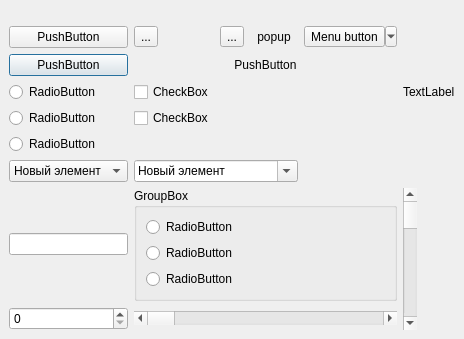
The window that src/plugins/stylesheeteditor/teststylesform.ui (silvansky/Contacts) describes before a commit, drawn with Qt 5.
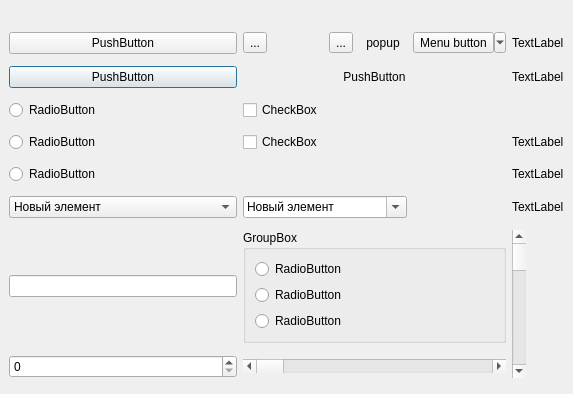
The same window after the commit. Icons and pictures are not drawn.

What changed in the file:
```diff
--- a/src/plugins/stylesheeteditor/teststylesform.ui
+++ b/src/plugins/stylesheeteditor/teststylesform.ui
@@ -6,8 +6,8 @@
    <rect>
     <x>0</x>
     <y>0</y>
-    <width>429</width>
-    <height>329</height>
+    <width>573</width>
+    <height>394</height>
    </rect>
   </property>
   <property name="windowTitle">
@@ -128,7 +128,10 @@
       <item row="2" column="5">
        <widget class="QLabel" name="label">
         <property name="text">
-         <string>TextLabel</string>
+         <string/>
+        </property>
+        <property name="pixmap">
+         <pixmap resource="qtgradienteditor/qtgradienteditor.qrc">:/trolltech/qtgradienteditor/images/logo225x90.gif</pixmap>
         </property>
        </widget>
       </item>
@@ -299,6 +302,41 @@
         </property>
        </widget>
       </item>
+      <item row="3" column="5">
+       <widget class="QLabel" name="label_2">
+        <property name="text">
+         <string>TextLabel</string>
+        </property>
+       </widget>
+      </item>
+      <item row="4" column="5">
+       <widget class="QLabel" name="label_3">
+        <property name="text">
+         <string>TextLabel</string>
+        </property>
+       </widget>
+      </item>
+      <item row="5" column="5">
+       <widget class="QLabel" name="label_4">
+        <property name="text">
+         <string>TextLabel</string>
+        </property>
+       </widget>
+      </item>
+      <item row="1" column="5">
+       <widget class="QLabel" name="label_5">
+        <property name="text">
+         <string>TextLabel</string>
+        </property>
+       </widget>
+      </item>
+      <item row="0" column="5">
+       <widget class="QLabel" name="label_6">
+        <property name="text">
+         <string>TextLabel</string>
+        </property>
+       </widget>
+      </item>
      </layout>
     </widget>
    </item>
```
